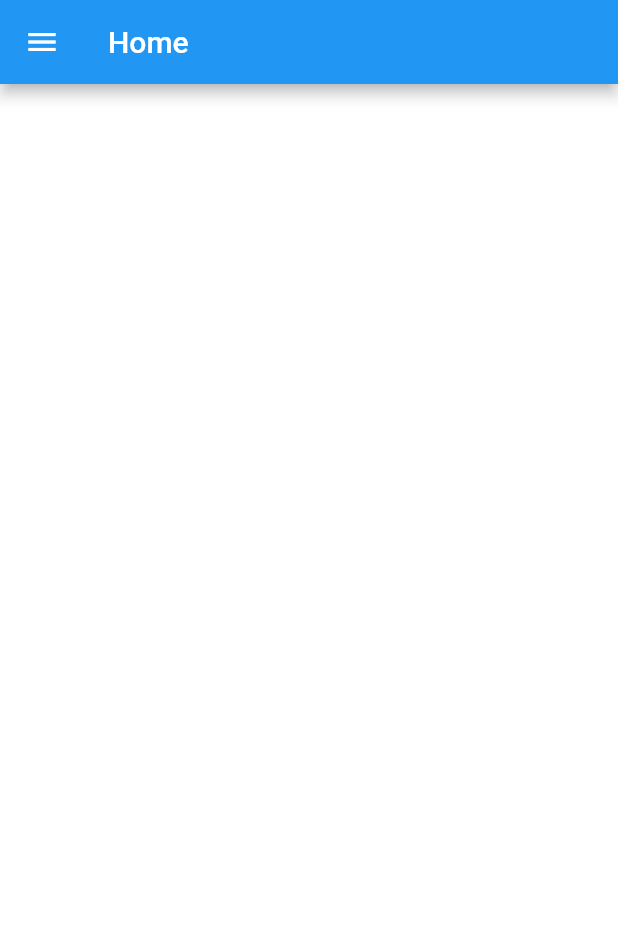
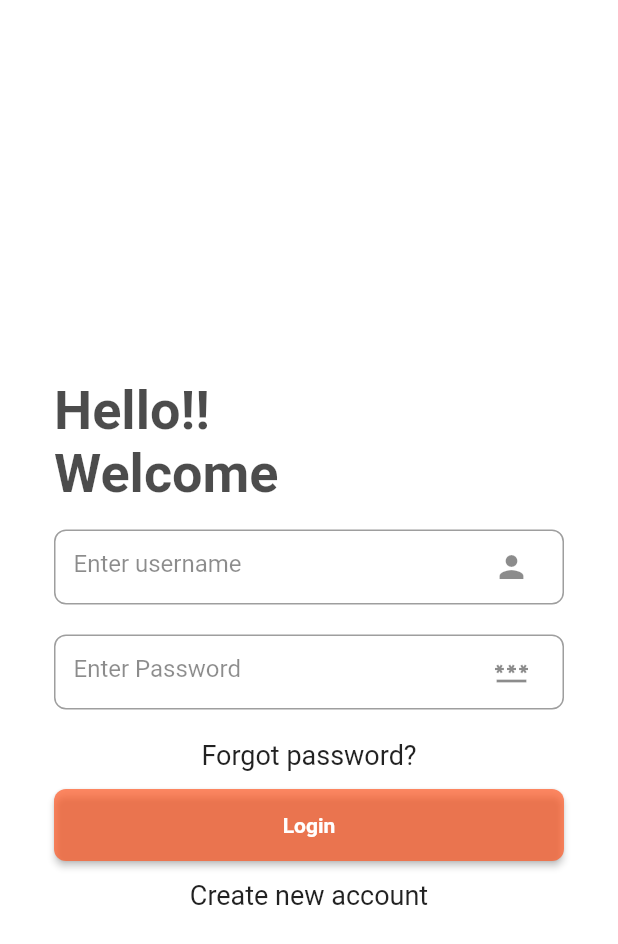
Before and after one commit to shakiz/travel_app, a Flutter app: the screen it shows after launch, on a phone screen of 412 x 824 dp. Shown: the top 944 px of the screen. Run offline on Flutter 3.47's test engine with Material 2 defaults, Android fonts, the phone set to English and light mode, and no system bars.

Commit message:
login page done

```diff
--- a/lib/config/styles.dart
+++ b/lib/config/styles.dart
@@ -5,8 +5,10 @@ class Styles {
   static const _textSizeDefault = 16.0;
   static final Color _textColorStrong = _hexToColor('000000');
   static final Color _textColorDefault = _hexToColor('666666');
-  static final String _fontNameDefault = 'Muli';
-  static final navBarTitle = TextStyle(
+  static final Color baseColor = Colors.deepOrange.withOpacity(0.7);
+  static final Color baseTextColor = Colors.black87.withOpacity(0.7);
+  static const String _fontNameDefault = 'Muli';
+  static const navBarTitle = TextStyle(
     fontFamily: _fontNameDefault,
   );
   static final headerLarge = TextStyle(
--- a/lib/pages/login_page.dart
+++ b/lib/pages/login_page.dart
@@ -1,35 +1,29 @@
 import 'package:flutter/material.dart';
-import 'package:flutter/services.dart';
-import 'package:travel_app/config/app_data.dart';
-import 'package:travel_app/models/location.dart';
+import 'package:travel_app/config/styles.dart';
+import 'package:travel_app/pages/home_page.dart';
 
-import 'location_list.dart';
+class LoginPage extends StatefulWidget {
+  const LoginPage({Key? key}) : super(key: key);
 
-class Login extends StatelessWidget {
-  final List<Location> locationList = AppData.fetchAll();
+  @override
+  _LoginPageState createState() => _LoginPageState();
+}
+
+class _LoginPageState extends State<LoginPage> {
   @override
   Widget build(BuildContext context) {
     return Scaffold(
       resizeToAvoidBottomInset: false, //avoid overlap with keyboard
-      backgroundColor: Colors.blueGrey,
-      body: Column(
+      backgroundColor: Colors.white,
+      body: body(),
+    );
+  }
+
+  Widget body(){
+    return Column(
       crossAxisAlignment: CrossAxisAlignment.start,
+      mainAxisAlignment: MainAxisAlignment.center,
       children: <Widget>[
-          Container(
-            height: 200,
-            child: Stack(
-              children: <Widget>[
-                Positioned(
-                  child: Container(
-                    decoration: const BoxDecoration(
-                        image: DecorationImage(
-                            fit: BoxFit.cover,
-                            image: AssetImage("assets/images/header.png"))),
-                  ),
-                )
-              ],
-            ),
-          ),
         const SizedBox(
           height: 20,
         ),
@@ -38,51 +32,59 @@ class Login extends StatelessWidget {
           child: Column(
             crossAxisAlignment: CrossAxisAlignment.start,
             children: <Widget>[
-                Padding(
+              Container(
                 padding: const EdgeInsets.all(8),
-                    child: Container(
                 margin: const EdgeInsets.all(8),
-                      child: const Text("Hello!!\nWelcome",
+                child: Text("Hello!!\nWelcome",
                     style: TextStyle(
                         fontSize: 36,
+                        color: Styles.baseTextColor,
+                        fontWeight: FontWeight.bold)),
+              ),
+              Container(
+                width: MediaQuery.of(context).size.width,
+                margin: const EdgeInsets.only(left: 16.0, right: 16.0),
+                alignment: Alignment.center,
+                decoration: BoxDecoration(
                   color: Colors.white,
-                              fontWeight: FontWeight.bold)),
-                    )),
-                Padding(
-                  padding: const EdgeInsets.all(8),
-                  child: Container(
-                    margin: const EdgeInsets.all(8),
+                  borderRadius: BorderRadius.circular(8),
+                  border: Border.all(color: Colors.grey),
+                ),
+                padding: const EdgeInsets.only(left: 0.0, right: 10.0),
                 child: const TextField(
-                      style: TextStyle(color: Colors.white),
-                      autofocus: false,
+                  obscureText: true,
+                  textAlign: TextAlign.left,
                   decoration: InputDecoration(
-                          enabledBorder: OutlineInputBorder(
-                              borderSide: BorderSide(color: Colors.white)),
-                          labelText: 'Username',
-                          hintText: 'Enter username here',
-                          hintStyle: TextStyle(color: Colors.white),
-                          labelStyle: TextStyle(color: Colors.white),
-                          contentPadding: EdgeInsets.all(10)),
+                    suffixIcon: Icon(Icons.person),
+                    border: InputBorder.none,
+                    hintText: 'Enter username',
+                    contentPadding: EdgeInsets.all(12),
+                    hintStyle: TextStyle(color: Colors.black45),
                   ),
                 ),
               ),
-                Padding(
-                  padding: const EdgeInsets.all(8),
-                  child: Container(
-                    margin: const EdgeInsets.all(8),
+              const SizedBox(
+                height: 20,
+              ),
+              Container(
+                width: MediaQuery.of(context).size.width,
+                margin: const EdgeInsets.only(left: 16.0, right: 16.0),
+                alignment: Alignment.center,
+                decoration: BoxDecoration(
+                  color: Colors.white,
+                  borderRadius: BorderRadius.circular(8),
+                  border: Border.all(color: Colors.grey),
+                ),
+                padding: const EdgeInsets.only(left: 0.0, right: 10.0),
                 child: const TextField(
-                      style: TextStyle(color: Colors.white),
-                      autofocus: false,
                   obscureText: true,
-                      keyboardType: TextInputType.number,
+                  textAlign: TextAlign.left,
                   decoration: InputDecoration(
-                          enabledBorder: OutlineInputBorder(
-                              borderSide: BorderSide(color: Colors.white)),
-                          labelText: 'Password',
-                          hintText: 'Enter password here',
-                          hintStyle: TextStyle(color: Colors.white),
-                          labelStyle: TextStyle(color: Colors.white),
-                          contentPadding: EdgeInsets.all(10)),
+                    suffixIcon: Icon(Icons.password),
+                    border: InputBorder.none,
+                    hintText: 'Enter Password',
+                    contentPadding: EdgeInsets.all(12),
+                    hintStyle: TextStyle(color: Colors.black45),
                   ),
                 ),
               ),
@@ -92,45 +94,56 @@ class Login extends StatelessWidget {
               const Center(
                 child: Text(
                   "Forgot password?",
-                    style: TextStyle(color: Colors.white),
+                  style: TextStyle(color: Colors.black87, fontSize: 18),
                 ),
               ),
               const SizedBox(
-                  height: 20,
+                height: 12,
               ),
               Container(
-                    height: 50,
-                    margin: const EdgeInsets.symmetric(horizontal: 60),
-                    child: Center(
-                      child: RaisedButton(
-                        color: Colors.black54,
-                        child: const Text(
-                          "Login",
-                          style: TextStyle(color: Colors.white),
-                        ),
-                        onPressed: () {
-                          Navigator.push(
-                              context,
-                              MaterialPageRoute(
-                                  builder: (context) =>
-                                      LocationList(this.locationList)));
-                        },
+                width: MediaQuery.of(context).size.width,
+                margin: const EdgeInsets.only(left: 16.0, right: 16.0),
+                alignment: Alignment.center,
+                child: ElevatedButton(
+                  style: ButtonStyle(
+                      backgroundColor:
+                      MaterialStateProperty.all(Styles.baseColor),
+                      shape: MaterialStateProperty.all(
+                        RoundedRectangleBorder(
+                          borderRadius: BorderRadius.circular(8.0),
                         ),
                       )),
+                  onPressed: () async {
+                    Navigator.push(context, MaterialPageRoute(builder: (context) => const HomePage()));
+                  },
+                  child: const Padding(
+                    padding: EdgeInsets.symmetric(
+                      vertical: 16.0,
+                      horizontal: 8.0,
+                    ),
+                    child: Center(
+                      child: Text(
+                        "Login",
+                        style: TextStyle(
+                            color: Colors.white, fontWeight: FontWeight.bold),
+                      ),
+                    ),
+                  ),
+                ),
+              ),
               const SizedBox(
-                  height: 20,
+                height: 12,
               ),
               const Center(
                 child: Text(
                   "Create new account",
-                    style: TextStyle(color: Colors.white),
+                  style: TextStyle(color: Colors.black87, fontSize: 18),
                 ),
               )
             ],
           ),
         )
       ],
-      ),
     );
   }
 }
--- a/lib/pages/splash_screen.dart
+++ b/lib/pages/splash_screen.dart
@@ -1,5 +1,6 @@
 import 'dart:async';
 import 'package:flutter/material.dart';
+import 'package:travel_app/pages/login_page.dart';
 
 import 'home_page.dart';
 
@@ -24,7 +25,7 @@ class _SplashScreenState extends State<SplashScreen> {
       const Duration(milliseconds: 2000),
           () async {
         timer.cancel();
-        Navigator.push(context, MaterialPageRoute(builder: (context) => const HomePage()));
+        Navigator.push(context, MaterialPageRoute(builder: (context) => LoginPage()));
       },
     );
   }
```
Lines whose indentation alone changed are shown as unchanged.
